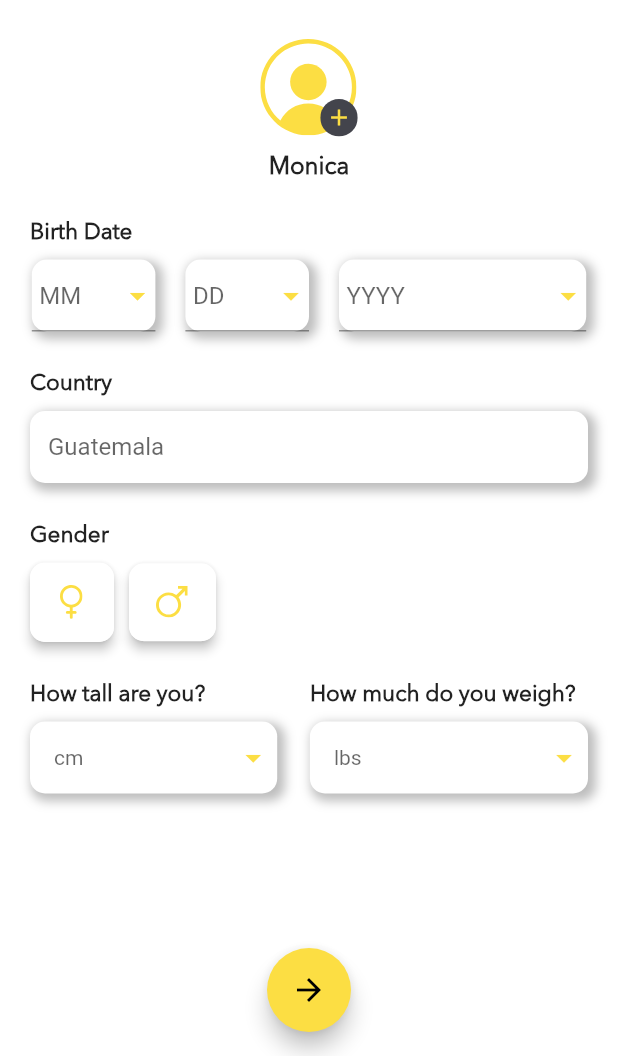
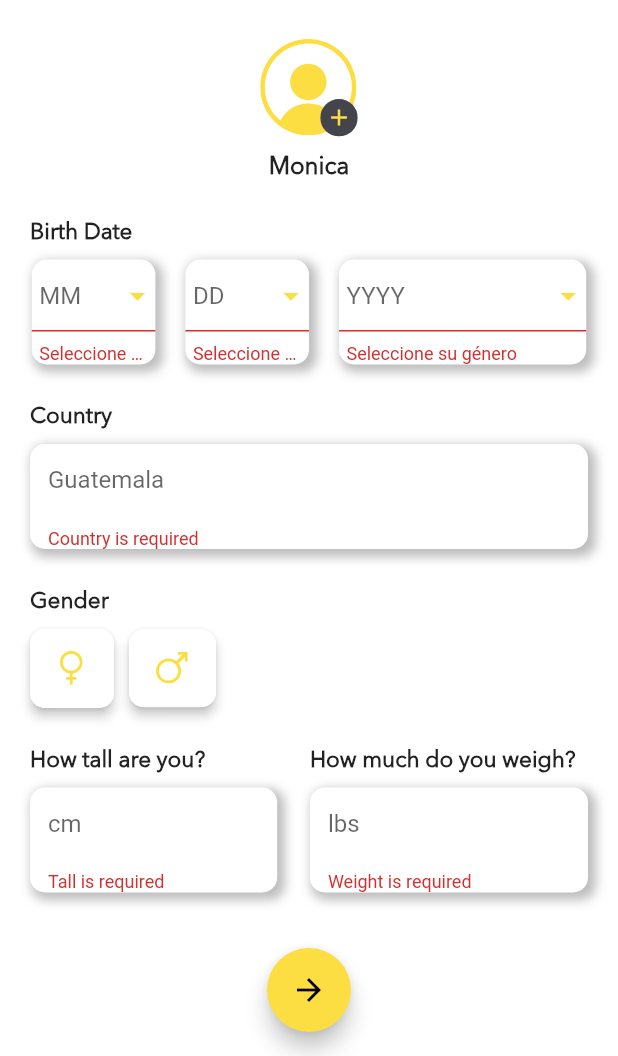
Before and after one commit to Jenner-95/Bold-Flt, a Flutter app: the RegisterForm2 screen opened by its route, after a tap on the "arrow forward" icon, on a phone screen of 412 x 824 dp, the part 180-1236 px from its top. Run offline on Flutter 3.47's test engine with Material 2 defaults, Android fonts, the phone set to English and light mode, and no system bars; our stand-ins replace charts_flutter, date_picker_timeline, flutter_svg, md2_tab_indicator, rxdart, shared_preferences and 1 more; accounts and stored records are empty; statements that could not run were skipped.

Commit message:
Register tree work

```diff
--- a/lib/src/pages/auth/register_two.dart
+++ b/lib/src/pages/auth/register_two.dart
@@ -4,15 +4,40 @@ import 'package:flutter_svg/flutter_svg.dart';
 import 'package:shared_preferences/shared_preferences.dart';
 
 class RegisterForm2 extends StatefulWidget {
+  final PageController controller;
+
+  const RegisterForm2({Key key, @required this.controller}) : super(key: key);
+
   @override
   _RegisterForm2State createState() => _RegisterForm2State();
 }
 
 class _RegisterForm2State extends State<RegisterForm2> {
-  String _dropDownButtonValue = 'MM';
-  String _dropDownButtonValue2 = 'DD';
-  String _dropDownButtonValue3 = 'YYYY';
-  String selected = '';
+  final keyForm = GlobalKey<FormState>();
+  TextEditingController countries = TextEditingController();
+  TextEditingController talls = TextEditingController();
+  TextEditingController weights = TextEditingController();
+
+  String value_month = '';
+  String value_day = '';
+  String value_year = '';
+  String value_country = '';
+  int value_gender;
+  int value_tall;
+  int value_weight;
+
+  //Shared Preferences
+  String month = '';
+  String day = '';
+  String year = '';
+  String country = '';
+  int gender_select;
+  int tall;
+  int weight;
+
+  Duration kDuration = const Duration(milliseconds: 300);
+  static const kCurve = Curves.ease;
+  int selected;
   var _selectedValue;
   String dropdownValue = 'Masculino';
   String gender = '';
@@ -124,6 +149,7 @@ class _RegisterForm2State extends State<RegisterForm2> {
       body: SingleChildScrollView(
         padding: const EdgeInsets.symmetric(vertical: 10.0, horizontal: 20.0),
         child: Form(
+          key: keyForm,
           child: Column(
             crossAxisAlignment: CrossAxisAlignment.center,
             children: <Widget>[
@@ -424,7 +450,18 @@ class _RegisterForm2State extends State<RegisterForm2> {
                         child: DropdownButtonHideUnderline(
                           child: ButtonTheme(
                               alignedDropdown: true,
-                              child: TextField(
+                              child: TextFormField(
+                                controller: countries,
+                                onChanged: (value) {
+                                  setState(() {
+                                    value_country = value;
+                                  });
+                                },
+                                validator: (String value) {
+                                  if (value.isEmpty)
+                                    return 'Country is required';
+                                  return null;
+                                },
                                 decoration: InputDecoration(
                                   hintText: 'Guatemala',
                                   contentPadding: EdgeInsets.all(12.0),
@@ -466,11 +503,11 @@ class _RegisterForm2State extends State<RegisterForm2> {
                         ),
                         onSelected: (value) {
                           setState(() {
-                            selected = '1';
+                            selected = 1;
                           });
                           print(selected);
                         },
-                        selected: selected.contains('1'),
+                        selected: selected == 1,
                       ),
                       SizedBox(width: 10.0),
                       ChoiceChip(
@@ -489,11 +526,11 @@ class _RegisterForm2State extends State<RegisterForm2> {
                         ),
                         onSelected: (value) {
                           setState(() {
-                            selected = '2';
+                            selected = 2;
                           });
                           print(selected);
                         },
-                        selected: selected.contains('2'),
+                        selected: selected == 2,
                       ),
                     ],
                   ),
@@ -530,27 +567,24 @@ class _RegisterForm2State extends State<RegisterForm2> {
                               child: DropdownButtonHideUnderline(
                                 child: ButtonTheme(
                                     alignedDropdown: true,
-                                  child: DropdownButton(
-                                    isExpanded: true,
-                                    hint: Text(
-                                      'cm',
-                                    ),
-                                    items: <String>['1', '2', '3']
-                                        .map((String val) =>
-                                            DropdownMenuItem<String>(
-                                              value: val,
-                                              child: Text(val),
-                                            ))
-                                        .toList(),
+                                    child: TextFormField(
+                                      controller: talls,
                                       onChanged: (value) {
                                         setState(() {
-                                        _dropDownButtonValue3 = value;
+                                          value_tall = value as int;
                                         });
                                       },
-                                    style: TextStyle(color: Colors.grey),
-                                    iconEnabledColor: primaryColor,
+                                      decoration: InputDecoration(
+                                        hintText: 'cm',
+                                        contentPadding: EdgeInsets.all(12.0),
+                                        border: InputBorder.none,
                                       ),
-                                ),
+                                      validator: (String value) {
+                                        if (value.isEmpty)
+                                          return 'Tall is required';
+                                        return null;
+                                      },
+                                    )),
                               ),
                             ),
                           ],
@@ -581,27 +615,24 @@ class _RegisterForm2State extends State<RegisterForm2> {
                               child: DropdownButtonHideUnderline(
                                 child: ButtonTheme(
                                     alignedDropdown: true,
-                                  child: DropdownButton(
-                                    isExpanded: true,
-                                    hint: Text(
-                                      'lbs',
-                                    ),
-                                    items: <String>['1', '2', '3']
-                                        .map((String val) =>
-                                            DropdownMenuItem<String>(
-                                              value: val,
-                                              child: Text(val),
-                                            ))
-                                        .toList(),
+                                    child: TextFormField(
+                                      controller: weights,
                                       onChanged: (value) {
                                         setState(() {
-                                        _dropDownButtonValue3 = value;
+                                          value_weight = value as int;
                                         });
                                       },
-                                    style: TextStyle(color: Colors.grey),
-                                    iconEnabledColor: primaryColor,
+                                      validator: (String value) {
+                                        if (value.isEmpty)
+                                          return 'Weight is required';
+                                        return null;
+                                      },
+                                      decoration: InputDecoration(
+                                        hintText: 'lbs',
+                                        contentPadding: EdgeInsets.all(12.0),
+                                        border: InputBorder.none,
                                       ),
-                                ),
+                                    )),
                               ),
                             ),
                           ],
@@ -619,6 +650,15 @@ class _RegisterForm2State extends State<RegisterForm2> {
         onPressed: () async {
           SharedPreferences sharedPreferences =
               await SharedPreferences.getInstance();
+
+          sharedPreferences.setString('month', value_month);
+          sharedPreferences.setString('day', value_day);
+          sharedPreferences.setString('year', value_year);
+          sharedPreferences.setString('country', value_country);
+          sharedPreferences.setInt('gender_select', selected);
+          sharedPreferences.setInt('tall', tall);
+          sharedPreferences.setInt('weight', weight);
+
           String name = sharedPreferences.getString('names');
           String email = sharedPreferences.getString('emails');
           String password = sharedPreferences.getString('passwords');
@@ -627,6 +667,9 @@ class _RegisterForm2State extends State<RegisterForm2> {
           print(email);
           print(password);
           print(plan);
+          if (keyForm.currentState.validate() && selected != null) {
+            widget.controller.nextPage(duration: kDuration, curve: kCurve);
+          }
         },
         child: Icon(
           Icons.arrow_forward,
--- a/lib/src/widgets/register_liquid.dart
+++ b/lib/src/widgets/register_liquid.dart
@@ -37,6 +37,8 @@ class _SamplePageState extends State<SamplePage> {
 
 List<Widget> samplePages = [
   RegisterForm(),
-  RegisterForm2(),
+  RegisterForm2(
+    controller: controller,
+  ),
   RegisterForm3(),
 ];
```
Also changed, not shown: 2 other files. Lines whose indentation alone changed are shown as unchanged.
